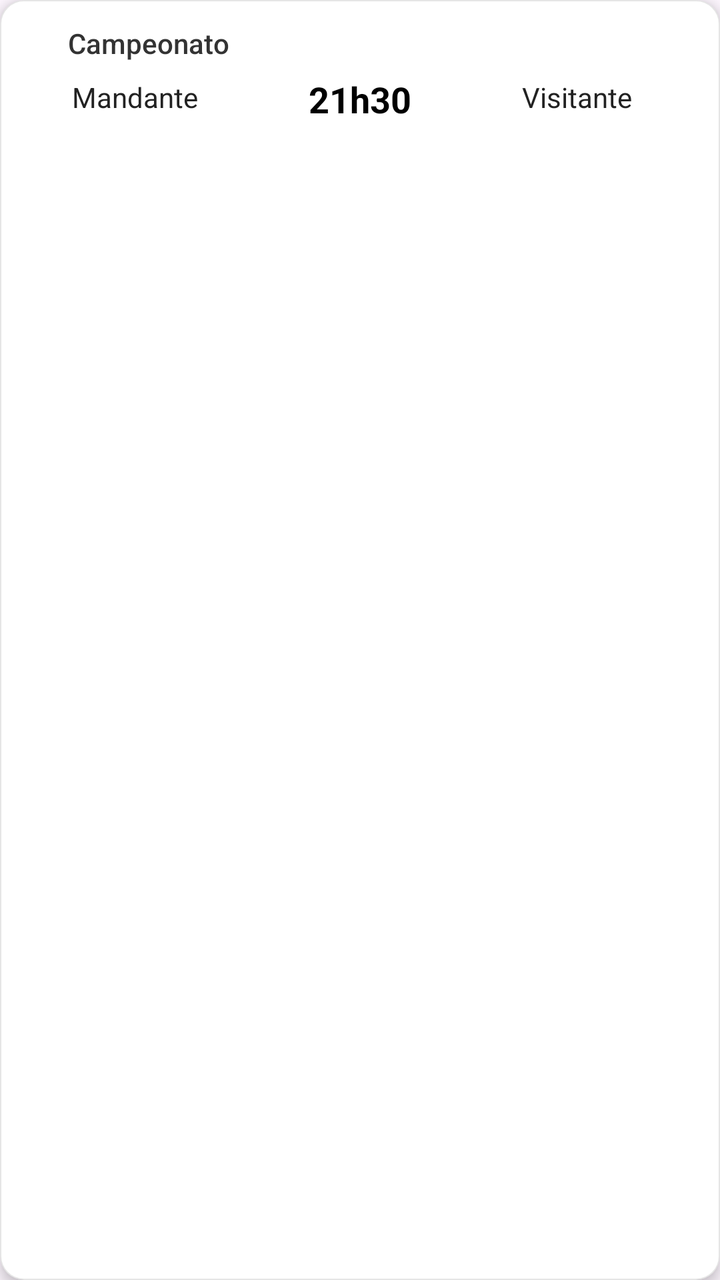
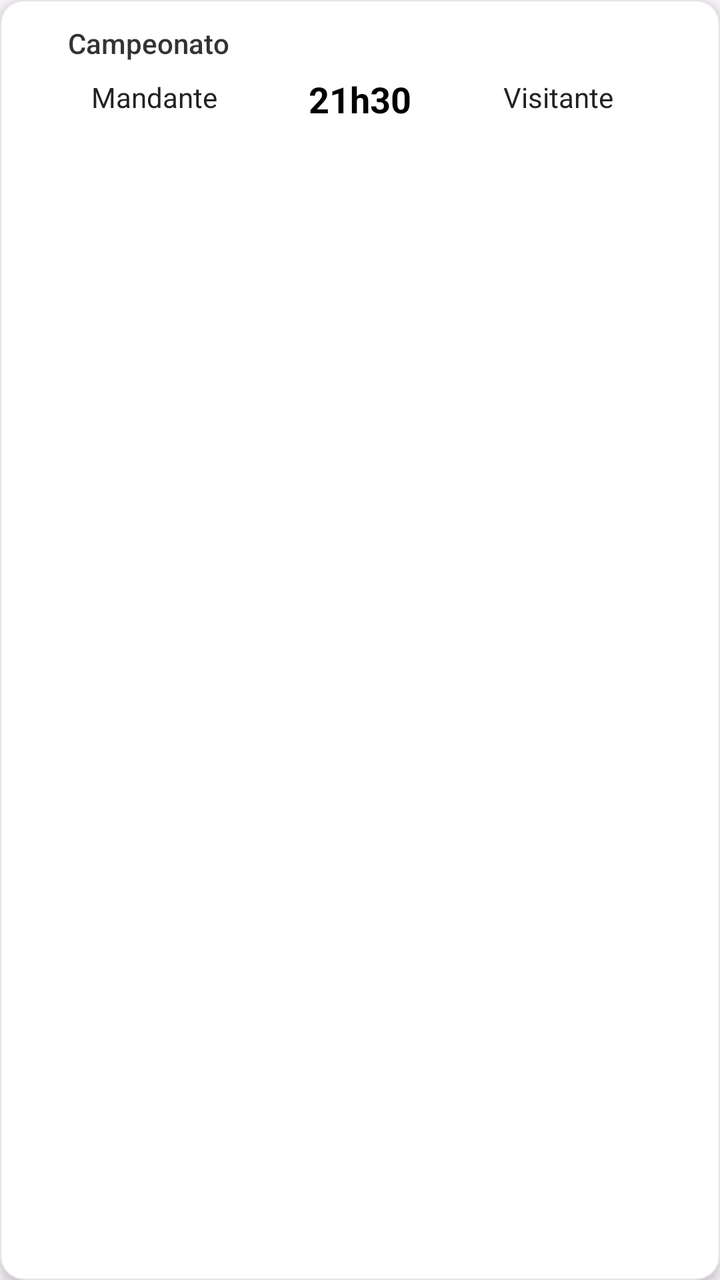

Compare the two renders of this Android layout. The source of the first and the diff that turns it into the second are given below.
<!-- AndroidManifest.xml: application theme Theme.Material3.DayNight.NoActionBar -->
<!-- res/layout/item_game.xml -->
<?xml version="1.0" encoding="utf-8"?>
<com.google.android.material.card.MaterialCardView
    xmlns:android="http://schemas.android.com/apk/res/android"
    xmlns:app="http://schemas.android.com/apk/res-auto"
    android:layout_width="match_parent"
    android:layout_height="wrap_content"
    android:layout_marginStart="12dp"
    android:layout_marginEnd="12dp"
    android:layout_marginTop="5dp"
    android:layout_marginBottom="5dp"
    android:backgroundTint="@android:color/white"
    app:cardCornerRadius="12dp"
    app:cardElevation="4dp"
    app:strokeColor="#1A000000"
    app:strokeWidth="0.5dp">

    <androidx.constraintlayout.widget.ConstraintLayout
        android:layout_width="match_parent"
        android:layout_height="wrap_content"
        android:padding="12dp">

        <ImageView
            android:id="@+id/imgChamp"
            android:layout_width="16dp"
            android:layout_height="16dp"
            app:layout_constraintStart_toStartOf="parent"
            app:layout_constraintTop_toTopOf="parent"/>

        <TextView
    android:id="@+id/tvChamp"
    android:layout_width="0dp"
    android:layout_height="wrap_content"
    android:text="Campeonato"
    android:textSize="14sp"
    android:textColor="#333333"
    android:fontFamily="sans-serif-medium"
    android:layout_marginStart="6dp"
    android:singleLine="false"
    android:ellipsize="none"
    android:maxLines="5"
    android:scrollHorizontally="false"
    android:lineSpacingExtra="1dp"
    app:layout_constraintStart_toEndOf="@id/imgChamp"
    app:layout_constraintTop_toTopOf="parent"
    app:layout_constraintEnd_toEndOf="parent" />

        <TextView
            android:id="@+id/tvHomeName"
            android:layout_width="0dp"
            android:layout_height="wrap_content"
            android:text="Mandante"
            android:textSize="14sp"
            android:textColor="#222222"
            android:maxLines="2"
            android:ellipsize="end"
            android:includeFontPadding="false"
            android:breakStrategy="balanced"
            android:hyphenationFrequency="none"
            android:gravity="end"
            android:layout_marginTop="10dp"
            app:layout_constraintTop_toBottomOf="@id/tvChamp"
            app:layout_constraintStart_toStartOf="parent"
            app:layout_constraintEnd_toStartOf="@id/imgHome"
            app:layout_constraintHorizontal_weight="1"/>

        <ImageView
            android:id="@+id/imgHome"
            android:layout_width="28dp"
            android:layout_height="28dp"
            android:layout_marginStart="6dp"
            app:layout_constraintTop_toTopOf="@id/tvHomeName"
            app:layout_constraintBottom_toBottomOf="@id/tvHomeName"
            app:layout_constraintStart_toEndOf="@id/tvHomeName"
            app:layout_constraintEnd_toStartOf="@id/tvTime"/>

        <TextView
    android:id="@+id/tvTime"
    android:layout_width="wrap_content"
    android:minWidth="70dp"
    android:layout_height="wrap_content"
    android:text="21h30"
    android:textSize="18sp"
    android:textStyle="bold"
    android:textColor="#000000"
    android:gravity="center"
    android:layout_marginStart="12dp"
    android:layout_marginEnd="12dp"
    app:layout_constraintTop_toTopOf="@id/imgHome"
    app:layout_constraintBottom_toBottomOf="@id/imgHome"
    app:layout_constraintStart_toEndOf="@id/imgHome"
    app:layout_constraintEnd_toStartOf="@id/imgAway"/>

        
        <TextView
            android:id="@+id/gameStatus"
            android:layout_width="wrap_content"
            android:layout_height="wrap_content"
            android:text="ao vivo"
            android:textSize="11sp"
            android:textStyle="bold"
            android:textColor="#FF3B30"
            android:includeFontPadding="false"
            android:visibility="gone"
            android:layout_marginTop="0dp"
            app:layout_constraintStart_toStartOf="@id/tvTime"
            app:layout_constraintEnd_toEndOf="@id/tvTime"
            app:layout_constraintTop_toBottomOf="@id/tvTime"/>

        <ImageView
            android:id="@+id/imgAway"
            android:layout_width="28dp"
            android:layout_height="28dp"
            android:layout_marginEnd="6dp"
            app:layout_constraintTop_toTopOf="@id/tvTime"
            app:layout_constraintBottom_toBottomOf="@id/tvTime"
            app:layout_constraintStart_toEndOf="@id/tvTime"
            app:layout_constraintEnd_toStartOf="@id/tvAwayName"/>

        <TextView
            android:id="@+id/tvAwayName"
            android:layout_width="0dp"
            android:layout_height="wrap_content"
            android:text="Visitante"
            android:textSize="14sp"
            android:textColor="#222222"
            android:maxLines="2"
            android:ellipsize="end"
            android:includeFontPadding="false"
            android:breakStrategy="balanced"
            android:hyphenationFrequency="none"
            android:gravity="start"
            app:layout_constraintTop_toTopOf="@id/tvHomeName"
            app:layout_constraintBottom_toBottomOf="@id/tvHomeName"
            app:layout_constraintStart_toEndOf="@id/imgAway"
            app:layout_constraintEnd_toEndOf="parent"
            app:layout_constraintHorizontal_weight="1"/>

        
        <com.google.android.flexbox.FlexboxLayout
            android:id="@+id/btnContainer"
            android:layout_width="0dp"
            android:layout_height="wrap_content"
            android:paddingStart="4dp"
            android:paddingEnd="4dp"
            android:layout_marginTop="10dp"
            android:visibility="gone"
            app:flexDirection="row"
            app:flexWrap="wrap"
            app:justifyContent="flex_start"
            app:alignItems="center"
            app:layout_constraintTop_toBottomOf="@id/gameStatus"
            app:layout_constraintStart_toStartOf="parent"
            app:layout_constraintEnd_toEndOf="parent" />
        

    </androidx.constraintlayout.widget.ConstraintLayout>
</com.google.android.material.card.MaterialCardView>
<!-- resources referenced by this layout -->
<resources>

</resources>

<!-- the commit's change to res/layout/item_game.xml (unified diff, before → after) -->
@@ -75,16 +75,15 @@
 
         <TextView
     android:id="@+id/tvTime"
-    android:layout_width="wrap_content"
-    android:minWidth="70dp"
+    android:layout_width="75dp"
     android:layout_height="wrap_content"
     android:text="21h30"
     android:textSize="18sp"
     android:textStyle="bold"
     android:textColor="#000000"
     android:gravity="center"
-    android:layout_marginStart="12dp"
-    android:layout_marginEnd="12dp"
+    android:layout_marginStart="0dp"
+    android:layout_marginEnd="0dp"
     app:layout_constraintTop_toTopOf="@id/imgHome"
     app:layout_constraintBottom_toBottomOf="@id/imgHome"
     app:layout_constraintStart_toEndOf="@id/imgHome"
